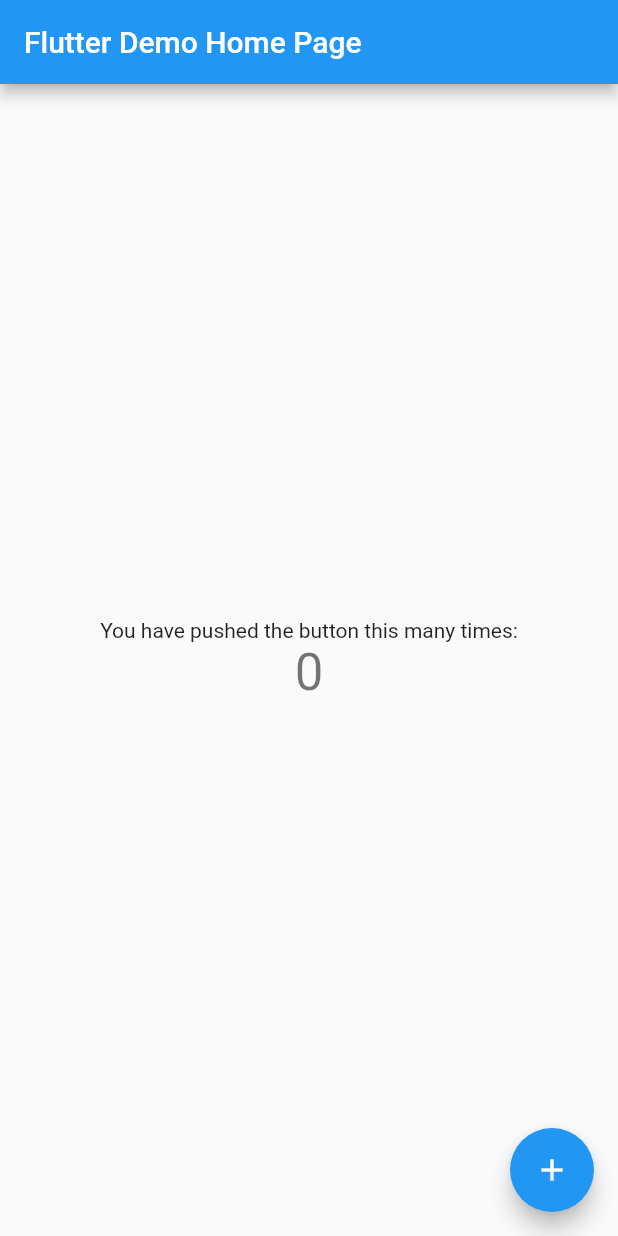
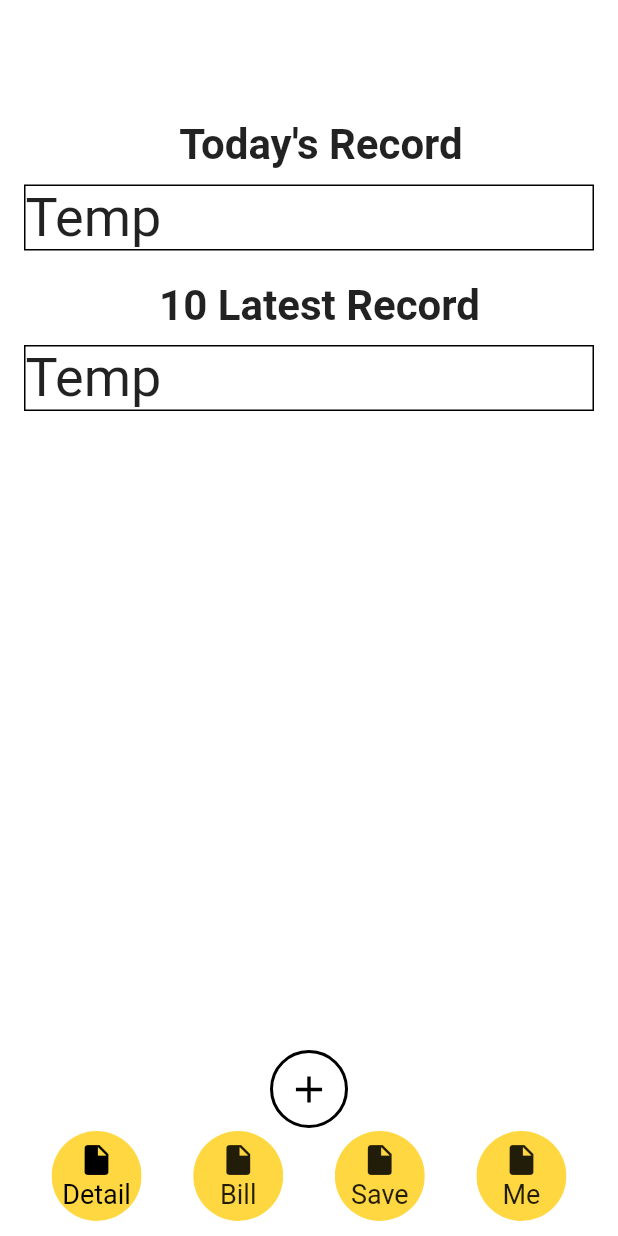
Before and after one commit to Zixuan01/CS184, a Flutter app: the screen it shows after launch, on a phone screen of 412 x 824 dp. Run offline on Flutter 3.47's test engine with Material 2 defaults, Android fonts, the phone set to English and light mode, and no system bars.

Commit message:
implemented main page

```diff
--- a/cs184/lib/main.dart
+++ b/cs184/lib/main.dart
@@ -1,4 +1,7 @@
+import 'package:cs184/detail_page/detail_page.dart';
 import 'package:flutter/material.dart';
+
+import 'main_page/main_page.dart';
 
 void main() {
   runApp(const MyApp());
@@ -24,7 +27,7 @@
         // is not restarted.
         primarySwatch: Colors.blue,
       ),
-      home: const MyHomePage(title: 'Flutter Demo Home Page'),
+      home: const MainPage(),
     );
   }
 }
--- /dev/null
+++ b/cs184/lib/main_page/main_page.dart
@@ -0,0 +1,190 @@
+import 'package:cs184/detail_page/detail_page.dart';
+import 'package:flutter/material.dart';
+
+class MainPage extends StatefulWidget {
+  const MainPage({Key? key}) : super(key: key);
+
+  @override
+  State<MainPage> createState() => _MainPageState();
+}
+
+class _MainPageState extends State<MainPage> {
+  @override
+  Widget build(BuildContext context) {
+    return Scaffold(
+      backgroundColor: Colors.white,
+      appBar: AppBar(
+        backgroundColor: Colors.white,
+        elevation: 0,
+      ),
+      body: Center(
+        child: Column(
+          crossAxisAlignment: CrossAxisAlignment.center,
+          children: [
+            const Padding(
+              padding: EdgeInsets.fromLTRB(16.0, 24, 0, 10),
+              child: Text(
+                "Today's Record",
+                style: TextStyle(fontSize: 28, fontWeight: FontWeight.bold),
+              ),
+            ),
+            Padding(
+              padding: const EdgeInsets.symmetric(horizontal: 16.0),
+              child: Container(
+                width: double.infinity,
+                decoration: BoxDecoration(
+                  border: Border.all(color: Colors.black, width: 1),
+                ),
+                child: const Text(
+                  "Temp",
+                  style: TextStyle(fontSize: 36),
+                ),
+              ),
+            ),
+            const Padding(
+              padding: EdgeInsets.fromLTRB(24, 20, 10, 10),
+              child: Text(
+                "10 Latest Record",
+                style: TextStyle(fontSize: 28, fontWeight: FontWeight.bold),
+              ),
+            ),
+            Padding(
+              padding: const EdgeInsets.symmetric(horizontal: 16),
+              child: Container(
+                width: double.infinity,
+                decoration: BoxDecoration(
+                    border: Border.all(color: Colors.black, width: 1)),
+                child: const Text(
+                  "Temp",
+                  style: TextStyle(fontSize: 36),
+                ),
+              ),
+            ),
+            Expanded(
+              child: Container(),
+            ),
+            FloatingActionButton(
+              // shape: ShapeBo,
+              backgroundColor: Colors.white,
+              elevation: 0,
+              onPressed: () {},
+              child: Container(
+                  decoration: BoxDecoration(
+                      color: Colors.white,
+                      border: Border.all(color: Colors.black, width: 2),
+                      borderRadius:
+                          const BorderRadius.all(Radius.circular(30))),
+                  child: IconButton(
+                      alignment: Alignment.center,
+                      onPressed: () {},
+                      icon: const Icon(
+                        Icons.add,
+                        size: 30,
+                        color: Colors.black,
+                      ))),
+            ),
+            Padding(
+              padding: const EdgeInsets.only(bottom: 10.0),
+              child: Row(
+                mainAxisAlignment: MainAxisAlignment.spaceEvenly,
+                children: [
+                  SizedBox.fromSize(
+                    size: const Size(60, 60),
+                    child: ClipOval(
+                      child: Material(
+                        color: Colors.amberAccent,
+                        child: InkWell(
+                          onTap: () {
+                            Navigator.of(context).push(MaterialPageRoute(
+                                builder: (context) => const DetailPage()));
+                          },
+                          child: Column(
+                            mainAxisAlignment: MainAxisAlignment.center,
+                            children: const <Widget>[
+                              Icon(
+                                Icons.insert_drive_file,
+                                color: Colors.black,
+                              ), // <-- Icon
+                              Text(
+                                "Detail",
+                                style: TextStyle(
+                                    fontSize: 18, color: Colors.black),
+                              ), // <-- Text
+                            ],
+                          ),
+                        ),
+                      ),
+                    ),
+                  ),
+                  SizedBox.fromSize(
+                    size: const Size(60, 60),
+                    child: ClipOval(
+                      child: Material(
+                        color: Colors.amberAccent,
+                        child: InkWell(
+                          onTap: () {},
+                          child: Column(
+                            mainAxisAlignment: MainAxisAlignment.center,
+                            children: const <Widget>[
+                              Icon(Icons.insert_drive_file), // <-- Icon
+                              Text(
+                                "Bill",
+                                style: TextStyle(fontSize: 18),
+                              ), // <-- Text
+                            ],
+                          ),
+                        ),
+                      ),
+                    ),
+                  ),
+                  SizedBox.fromSize(
+                    size: const Size(60, 60),
+                    child: ClipOval(
+                      child: Material(
+                        color: Colors.amberAccent,
+                        child: InkWell(
+                          onTap: () {},
+                          child: Column(
+                            mainAxisAlignment: MainAxisAlignment.center,
+                            children: const <Widget>[
+                              Icon(Icons.insert_drive_file), // <-- Icon
+                              Text(
+                                "Save",
+                                style: TextStyle(fontSize: 18),
+                              ), // <-- Text
+                            ],
+                          ),
+                        ),
+                      ),
+                    ),
+                  ),
+                  SizedBox.fromSize(
+                    size: const Size(60, 60),
+                    child: ClipOval(
+                      child: Material(
+                        color: Colors.amberAccent,
+                        child: InkWell(
+                          onTap: () {},
+                          child: Column(
+                            mainAxisAlignment: MainAxisAlignment.center,
+                            children: const <Widget>[
+                              Icon(Icons.insert_drive_file), // <-- Icon
+                              Text(
+                                "Me",
+                                style: TextStyle(fontSize: 18),
+                              ), // <-- Text
+                            ],
+                          ),
+                        ),
+                      ),
+                    ),
+                  ),
+                ],
+              ),
+            )
+          ],
+        ),
+      ),
+    );
+  }
+}
--- a/cs184/pubspec.yaml
+++ b/cs184/pubspec.yaml
@@ -34,6 +34,8 @@
   # The following adds the Cupertino Icons font to your application.
   # Use with the CupertinoIcons class for iOS style icons.
   cupertino_icons: ^1.0.2
+  intl: ^0.17.0
+  fl_chart: ^0.50.6
 
 dev_dependencies:
   flutter_test:
```
Also changed, not shown: cs184/lib/detail_page/detail_page.dart (added, +237 -0 lines), cs184/pubspec.lock.
